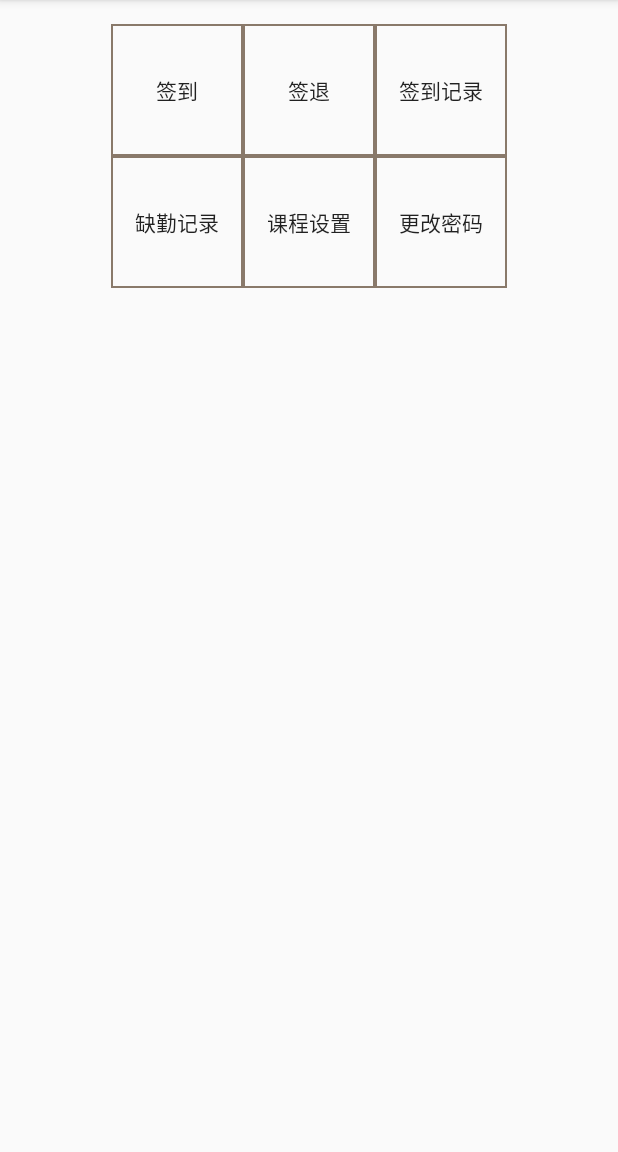
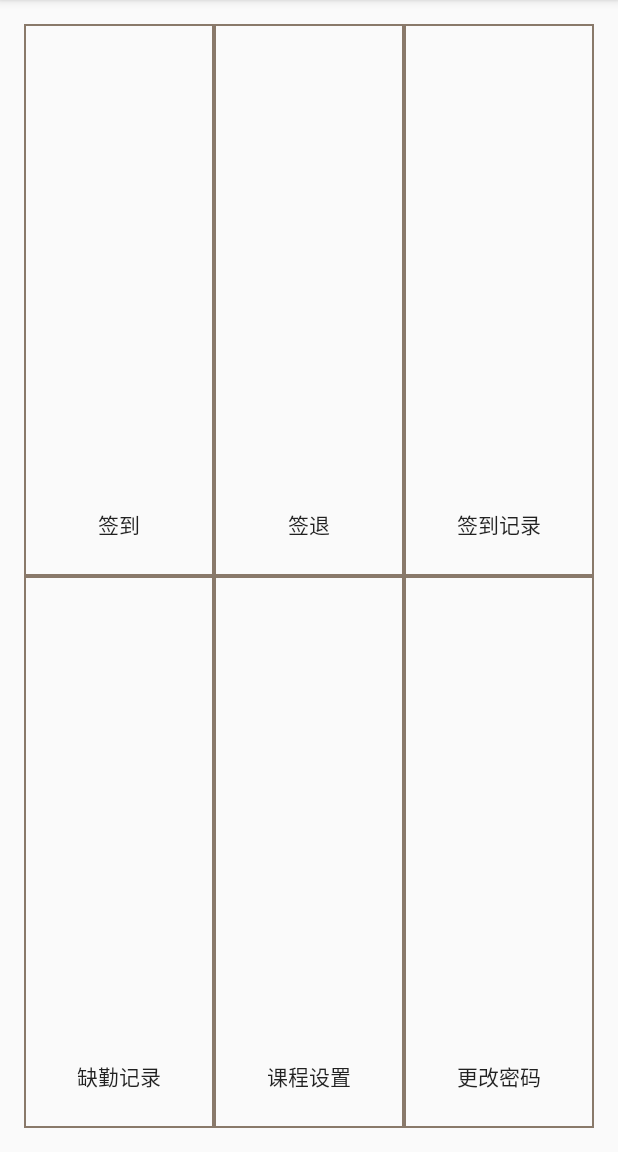
Before and after one commit to zhangyiluan/CAttendance, an Android app: the MainActivity screen opened directly, with no data from a screen before it, on a phone screen of 412 x 824 dp, the part 84-1236 px from its top. Run offline under Robolectric (Android 15) with nearby library versions, the phone set to English and light mode, and no system bars; libraries missing offline, so code that uses them is left out: cn.bmob.v3; 1 statement that could not run was skipped.

Commit message:
界面未完

```diff
--- a/AttendanceS/app/src/main/res/layout/activity_main.xml
+++ b/AttendanceS/app/src/main/res/layout/activity_main.xml
@@ -1,63 +1,92 @@
 <?xml version="1.0" encoding="utf-8"?>
-<LinearLayout xmlns:android="http://schemas.android.com/apk/res/android"
+<TableLayout xmlns:android="http://schemas.android.com/apk/res/android"
     xmlns:tools="http://schemas.android.com/tools"
     android:id="@+id/activity_main"
     android:layout_width="match_parent"
     android:layout_height="match_parent"
     android:paddingBottom="@dimen/activity_vertical_margin"
-    android:paddingLeft="@dimen/activity_horizontal_margin"
-    android:paddingRight="@dimen/activity_horizontal_margin"
+    android:paddingLeft="@dimen/activity_vertical_margin"
+    android:paddingRight="@dimen/activity_vertical_margin"
     android:paddingTop="@dimen/activity_vertical_margin"
     tools:context="com.example.administrator.signin.view.MainActivity"
     android:orientation="vertical">
-    <RelativeLayout
-        android:layout_width="wrap_content"
-        android:layout_height="wrap_content"
-        android:layout_gravity="center">
+    <TableRow android:layout_weight="1">
+        <RelativeLayout
+            android:background="@drawable/btn_back"
+            android:layout_weight="1">
     <Button
         android:background="@drawable/btn_back"
-        android:layout_height="88sp"
-        android:layout_width="88sp"
+        android:layout_height="match_parent"
+        android:layout_width="match_parent"
         android:text="签到"
-        android:id="@+id/arrive"/>
+        android:id="@+id/arrive"
+        android:gravity="bottom|center"
+        android:paddingBottom="24dp"/>
+      </RelativeLayout>
+
+        <RelativeLayout
+            android:background="@drawable/btn_back"
+            android:layout_weight="1">
     <Button
         android:background="@drawable/btn_back"
-        android:layout_height="88sp"
-        android:layout_width="88sp"
+        android:layout_height="match_parent"
+        android:layout_width="match_parent"
         android:text="签退"
-        android:layout_toRightOf="@id/arrive"
-        android:id="@+id/exit"/>
+        android:id="@+id/exit"
+        android:gravity="bottom|center"
+        android:paddingBottom="24dp"/>
+            </RelativeLayout>
+        <RelativeLayout
+            android:background="@drawable/btn_back"
+            android:layout_weight="1">
     <Button
         android:background="@drawable/btn_back"
-        android:layout_height="88sp"
-        android:layout_width="88sp"
+        android:layout_height="match_parent"
+        android:layout_width="match_parent"
         android:text="签到记录"
-        android:layout_toRightOf="@id/exit"
-        android:id="@+id/record"/>
+        android:id="@+id/record"
+        android:gravity="bottom|center"
+        android:paddingBottom="24dp"/>
+        </RelativeLayout>
+    </TableRow>
+
+    <TableRow android:layout_weight="1">
+        <RelativeLayout
+            android:background="@drawable/btn_back"
+            android:layout_weight="1">
     <Button
         android:background="@drawable/btn_back"
-        android:layout_height="88sp"
-        android:layout_width="88sp"
+        android:layout_height="match_parent"
+        android:layout_width="match_parent"
         android:text="缺勤记录"
-        android:layout_below="@id/arrive"
-        android:id="@+id/not"/>
-
+        android:id="@+id/not"
+        android:gravity="bottom|center"
+        android:paddingBottom="24dp"/>
+</RelativeLayout>
+        <RelativeLayout
+            android:background="@drawable/btn_back"
+            android:layout_weight="1">
         <Button
             android:background="@drawable/btn_back"
-            android:layout_height="88sp"
-            android:layout_width="88sp"
+            android:layout_height="match_parent"
+            android:layout_width="match_parent"
             android:text="课程设置"
-            android:layout_below="@id/arrive"
-            android:layout_toRightOf="@id/not"
-            android:id="@+id/setCourse"/>
+            android:id="@+id/setCourse"
+            android:gravity="bottom|center"
+            android:paddingBottom="24dp"/>
+        </RelativeLayout>
+        <RelativeLayout
+            android:background="@drawable/btn_back"
+            android:layout_weight="1">
         <Button
             android:background="@drawable/btn_back"
-            android:layout_height="88sp"
-            android:layout_width="88sp"
-            android:layout_below="@id/arrive"
-            android:layout_toRightOf="@id/setCourse"
+            android:layout_height="match_parent"
+            android:layout_width="match_parent"
             android:text="更改密码"
             android:id="@+id/set_user"
+            android:gravity="bottom|center"
+            android:paddingBottom="24dp"
             />
     </RelativeLayout>
-</LinearLayout>
+</TableRow>
+</TableLayout>
```
